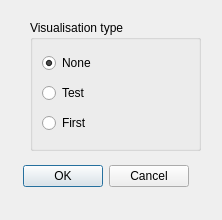
This is forms/settingswindow.ui in Anteii/MusicPlayer as Qt 5 draws it before an edit. The edited form follows.
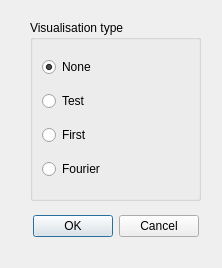
This is the edited form.

Diff of the .ui file:
```diff
--- a/forms/settingswindow.ui
+++ b/forms/settingswindow.ui
@@ -7,7 +7,7 @@
     <x>0</x>
     <y>0</y>
     <width>222</width>
-    <height>220</height>
+    <height>268</height>
    </rect>
   </property>
   <property name="windowTitle">
@@ -16,8 +16,8 @@
   <widget class="QDialogButtonBox" name="buttonBox">
    <property name="geometry">
     <rect>
-     <x>0</x>
-     <y>160</y>
+     <x>10</x>
+     <y>210</y>
      <width>211</width>
      <height>32</height>
     </rect>
@@ -38,7 +38,7 @@
      <x>30</x>
      <y>20</y>
      <width>171</width>
-     <height>131</height>
+     <height>181</height>
     </rect>
    </property>
    <property name="title">
@@ -75,6 +75,13 @@
       </property>
      </widget>
     </item>
+    <item>
+     <widget class="QRadioButton" name="radioButton">
+      <property name="text">
+       <string>Fourier</string>
+      </property>
+     </widget>
+    </item>
    </layout>
   </widget>
  </widget>
```
